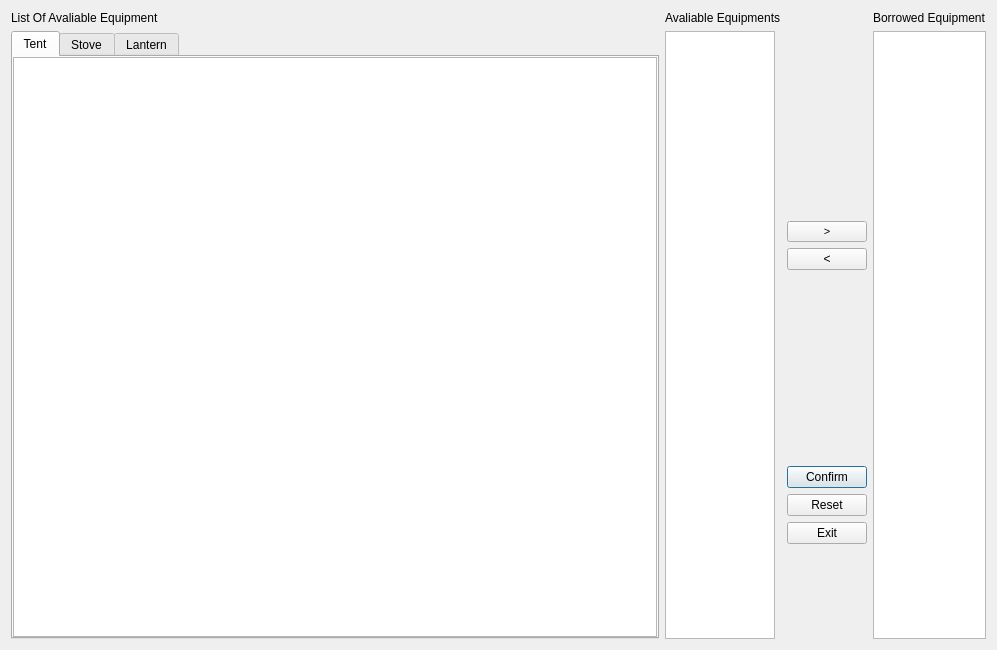
Above: QtGuiApplicationproject/BorrowDialog.ui from amos830/ProjectOOP before the change. Below: the same form after it.
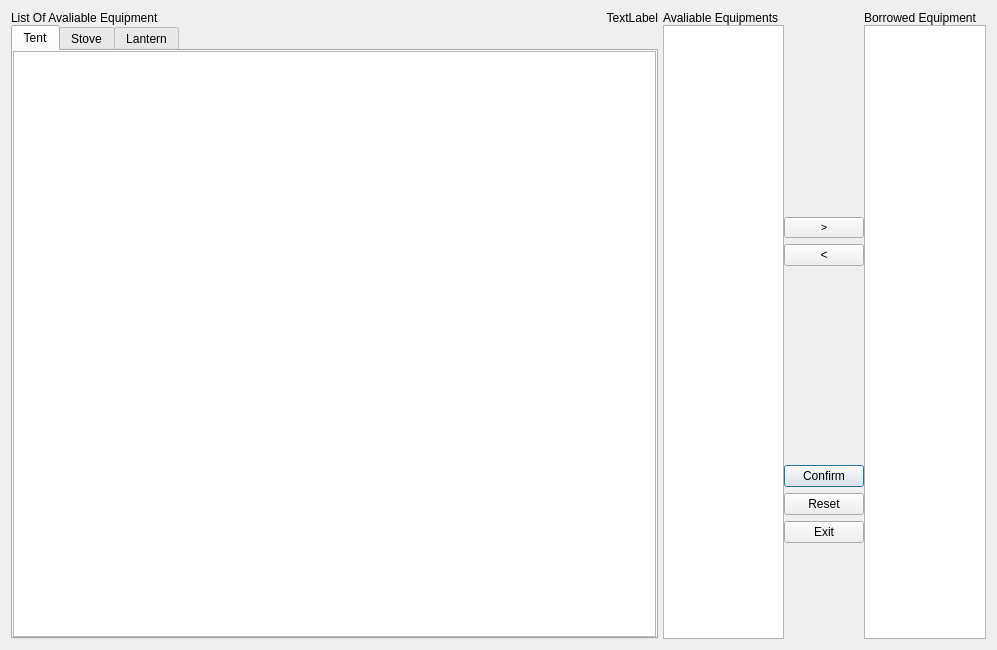
That is the form after the change.

Diff of the .ui file:
```diff
--- a/QtGuiApplicationproject/BorrowDialog.ui
+++ b/QtGuiApplicationproject/BorrowDialog.ui
@@ -13,9 +13,15 @@
   <property name="windowTitle">
    <string>BorrowDialog</string>
   </property>
-  <layout class="QHBoxLayout" name="horizontalLayout" stretch="30,3">
-   <item>
-    <layout class="QVBoxLayout" name="verticalLayout" stretch="0,0">
+  <layout class="QGridLayout" name="gridLayout_3" columnstretch="2,1">
+   <property name="horizontalSpacing">
+    <number>5</number>
+   </property>
+   <property name="verticalSpacing">
+    <number>0</number>
+   </property>
+   <item row="0" column="0">
+    <layout class="QHBoxLayout" name="horizontalLayout">
      <item>
       <widget class="QLabel" name="ListTitle">
        <property name="text">
@@ -24,89 +30,22 @@
       </widget>
      </item>
      <item>
-      <widget class="QTabWidget" name="tabWidget">
-       <property name="contextMenuPolicy">
-        <enum>Qt::DefaultContextMenu</enum>
+      <widget class="QLabel" name="QuotaCount">
+       <property name="text">
+        <string>TextLabel</string>
        </property>
-       <property name="currentIndex">
-        <number>0</number>
+       <property name="alignment">
+        <set>Qt::AlignRight|Qt::AlignTrailing|Qt::AlignVCenter</set>
        </property>
-       <widget class="QWidget" name="TentTab">
-        <attribute name="title">
-         <string>Tent</string>
-        </attribute>
-        <layout class="QVBoxLayout" name="verticalLayout_3">
-         <property name="leftMargin">
-          <number>0</number>
-         </property>
-         <property name="topMargin">
-          <number>0</number>
-         </property>
-         <property name="rightMargin">
-          <number>0</number>
-         </property>
-         <property name="bottomMargin">
-          <number>0</number>
-         </property>
-         <item>
-          <widget class="QTableView" name="tentTableView"/>
-         </item>
-        </layout>
-       </widget>
-       <widget class="QWidget" name="StoveTab">
-        <attribute name="title">
-         <string>Stove</string>
-        </attribute>
-        <layout class="QVBoxLayout" name="verticalLayout_4">
-         <property name="leftMargin">
-          <number>0</number>
-         </property>
-         <property name="topMargin">
-          <number>0</number>
-         </property>
-         <property name="rightMargin">
-          <number>0</number>
-         </property>
-         <property name="bottomMargin">
-          <number>0</number>
-         </property>
-         <item>
-          <widget class="QTableView" name="StoveTableView"/>
-         </item>
-        </layout>
-       </widget>
-       <widget class="QWidget" name="LanternTab">
-        <attribute name="title">
-         <string>Lantern</string>
-        </attribute>
-        <layout class="QVBoxLayout" name="verticalLayout_5">
-         <property name="leftMargin">
-          <number>0</number>
-         </property>
-         <property name="topMargin">
-          <number>0</number>
-         </property>
-         <property name="rightMargin">
-          <number>0</number>
-         </property>
-         <property name="bottomMargin">
-          <number>0</number>
-         </property>
-         <item>
-          <widget class="QTableView" name="LanternTableView">
-           <property name="contextMenuPolicy">
-            <enum>Qt::DefaultContextMenu</enum>
-           </property>
-          </widget>
-         </item>
-        </layout>
-       </widget>
       </widget>
      </item>
     </layout>
    </item>
-   <item>
-    <layout class="QGridLayout" name="gridLayout" rowstretch="0,0,0" columnstretch="0,0,0,0">
+   <item row="0" column="1" rowspan="2">
+    <layout class="QGridLayout" name="gridLayout" rowstretch="0,0,0" columnstretch="0,0,0,0" columnminimumwidth="0,0,0,0">
+     <property name="spacing">
+      <number>0</number>
+     </property>
      <item row="2" column="3">
       <widget class="QListWidget" name="BorrowedList"/>
      </item>
@@ -250,6 +189,93 @@
      </item>
     </layout>
    </item>
+   <item row="1" column="0">
+    <layout class="QVBoxLayout" name="verticalLayout" stretch="0,0">
+     <item>
+      <layout class="QHBoxLayout" name="horizontalLayout_2"/>
+     </item>
+     <item>
+      <widget class="QTabWidget" name="tabWidget">
+       <property name="contextMenuPolicy">
+        <enum>Qt::DefaultContextMenu</enum>
+       </property>
+       <property name="currentIndex">
+        <number>0</number>
+       </property>
+       <widget class="QWidget" name="TentTab">
+        <attribute name="title">
+         <string>Tent</string>
+        </attribute>
+        <layout class="QVBoxLayout" name="verticalLayout_3">
+         <property name="leftMargin">
+          <number>0</number>
+         </property>
+         <property name="topMargin">
+          <number>0</number>
+         </property>
+         <property name="rightMargin">
+          <number>0</number>
+         </property>
+         <property name="bottomMargin">
+          <number>0</number>
+         </property>
+         <item>
+          <widget class="QTableView" name="tentTableView"/>
+         </item>
+        </layout>
+       </widget>
+       <widget class="QWidget" name="StoveTab">
+        <attribute name="title">
+         <string>Stove</string>
+        </attribute>
+        <layout class="QVBoxLayout" name="verticalLayout_4">
+         <property name="leftMargin">
+          <number>0</number>
+         </property>
+         <property name="topMargin">
+          <number>0</number>
+         </property>
+         <property name="rightMargin">
+          <number>0</number>
+         </property>
+         <property name="bottomMargin">
+          <number>0</number>
+         </property>
+         <item>
+          <widget class="QTableView" name="StoveTableView"/>
+         </item>
+        </layout>
+       </widget>
+       <widget class="QWidget" name="LanternTab">
+        <attribute name="title">
+         <string>Lantern</string>
+        </attribute>
+        <layout class="QVBoxLayout" name="verticalLayout_5">
+         <property name="leftMargin">
+          <number>0</number>
+         </property>
+         <property name="topMargin">
+          <number>0</number>
+         </property>
+         <property name="rightMargin">
+          <number>0</number>
+         </property>
+         <property name="bottomMargin">
+          <number>0</number>
+         </property>
+         <item>
+          <widget class="QTableView" name="LanternTableView">
+           <property name="contextMenuPolicy">
+            <enum>Qt::DefaultContextMenu</enum>
+           </property>
+          </widget>
+         </item>
+        </layout>
+       </widget>
+      </widget>
+     </item>
+    </layout>
+   </item>
   </layout>
  </widget>
  <layoutdefault spacing="6" margin="11"/>
```
